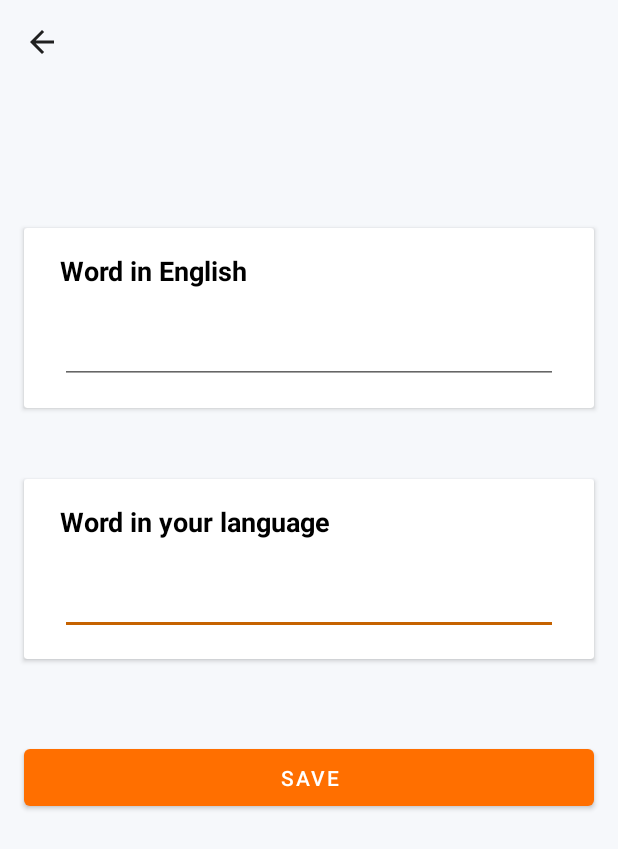
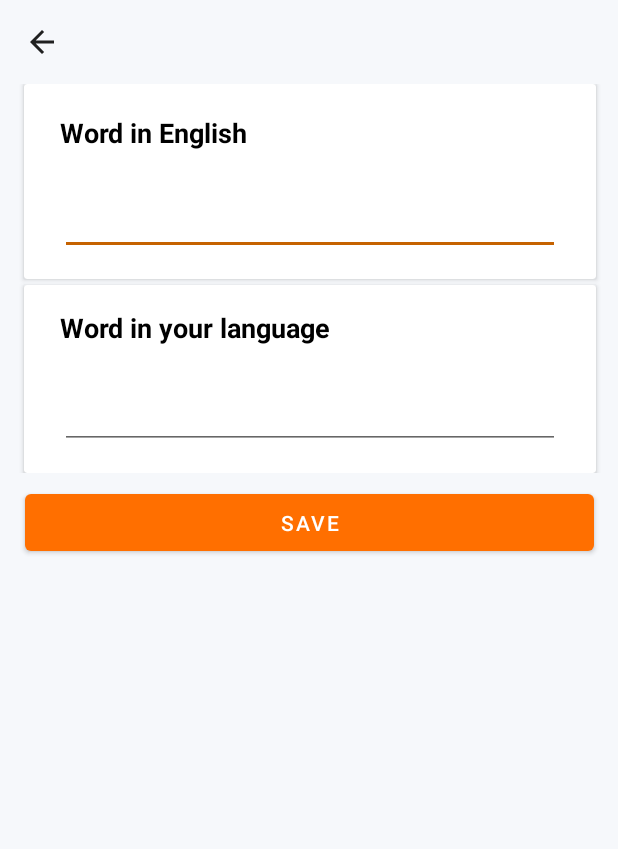
Before and after one commit to sang-ng/DictionaryMaker, an Android app: the AddWordActivity screen opened directly, with no data from a screen before it, on a phone screen of 412 x 824 dp. Shown: the top 849 px of the screen. Run offline under Robolectric (Android 15) with nearby library versions, the light colour scheme and no system bars; Roboto replaces fonts that are not available here.

Commit message:
- removed unnecessary code - updated activity_add_word layout: you had to close keyboard to save word

```diff
--- a/app/src/main/java/com/example/android/vocabularyapp/repository/CategoryRepository.kt
+++ b/app/src/main/java/com/example/android/vocabularyapp/repository/CategoryRepository.kt
@@ -21,22 +21,16 @@ class CategoryRepository(private val dao: CategoryDao) {
         return dao.getAllCategories()
     }
 
-    suspend fun addCategory(category: CategoryDb) {
-        withContext(Dispatchers.IO) {
+    fun addCategory(category: CategoryDb) {
             dao.addCategory(category)
-        }
     }
 
-    suspend fun updateCategory(category: Category) {
-        withContext(Dispatchers.IO) {
+    fun updateCategory(category: Category) {
             dao.updateCategory(category.toDatabaseModel())
-        }
     }
 
-    suspend fun deleteCategory(category: Category) {
-        withContext(Dispatchers.IO) {
+    fun deleteCategory(category: Category) {
             dao.deleteCategory(category.toDatabaseModel())
-        }
     }
 
     fun searchDatabase(searchQuery: String): LiveData<List<CategoryDb>> {
--- a/app/src/main/res/layout/activity_add_word.xml
+++ b/app/src/main/res/layout/activity_add_word.xml
@@ -7,81 +7,27 @@
     android:background="#F6F8FB"
     tools:context=".ui.addWord.AddWordActivity">
 
-    <androidx.appcompat.widget.Toolbar
-        android:id="@+id/add_toolbar"
-        android:layout_width="match_parent"
-        android:layout_height="wrap_content"
-        android:background="@color/app_background_color"
-        android:minHeight="?attr/actionBarSize"
-        android:theme="?attr/actionBarTheme"
+    <LinearLayout
+        android:id="@+id/linearLayout2"
+        android:layout_width="413dp"
+        android:layout_height="259dp"
+        android:orientation="vertical"
         app:layout_constraintEnd_toEndOf="parent"
         app:layout_constraintStart_toStartOf="parent"
-        app:layout_constraintTop_toTopOf="parent" />
+        app:layout_constraintTop_toBottomOf="@+id/add_toolbar">
 
         <androidx.cardview.widget.CardView
-        android:layout_width="0dp"
-        android:layout_height="120dp"
+            android:id="@+id/cardView"
+            android:layout_width="match_parent"
+            android:layout_height="match_parent"
             android:layout_marginStart="@dimen/margin_normal"
             android:layout_marginEnd="@dimen/margin_normal"
-        app:layout_constraintBottom_toBottomOf="parent"
-        app:layout_constraintEnd_toEndOf="parent"
-        app:layout_constraintHorizontal_bias="1.0"
-        app:layout_constraintStart_toStartOf="parent"
-        app:layout_constraintTop_toTopOf="parent"
-        app:layout_constraintVertical_bias="0.454">
+            android:layout_weight="1">
 
             <androidx.constraintlayout.widget.ConstraintLayout
                 android:layout_width="match_parent"
-            android:layout_height="120dp">
-
-            <EditText
-                android:id="@+id/add_word_name"
-                android:layout_width="0dp"
-                android:layout_height="50dp"
-                android:layout_marginStart="24dp"
-                android:layout_marginTop="62dp"
-                android:layout_marginEnd="24dp"
-                android:layout_marginBottom="@dimen/margin_normal"
-                android:ems="10"
-                android:inputType="textMultiLine|text"
-                app:layout_constraintBottom_toBottomOf="parent"
-                app:layout_constraintEnd_toEndOf="parent"
-                app:layout_constraintHorizontal_bias="0.0"
-                app:layout_constraintStart_toStartOf="parent"
-                app:layout_constraintTop_toBottomOf="@+id/new_word"
-                app:layout_constraintVertical_bias="1.0" />
-
-            <TextView
-                android:id="@+id/new_word"
-                android:layout_width="wrap_content"
-                android:layout_height="wrap_content"
-                android:layout_marginStart="@dimen/margin_medium"
-                android:layout_marginTop="@dimen/margin_normal"
-                android:text="Word in your language"
-                android:textSize="18sp"
-                android:textStyle="bold"
-                app:layout_constraintStart_toStartOf="parent"
-                app:layout_constraintTop_toTopOf="parent" />
-        </androidx.constraintlayout.widget.ConstraintLayout>
-
-    </androidx.cardview.widget.CardView>
-
-    <androidx.cardview.widget.CardView
-        android:id="@+id/cardView"
-        android:layout_width="0dp"
-        android:layout_height="120dp"
-        android:layout_marginStart="@dimen/margin_normal"
-        android:layout_marginEnd="@dimen/margin_normal"
-        app:layout_constraintBottom_toBottomOf="parent"
-        app:layout_constraintEnd_toEndOf="parent"
-        app:layout_constraintHorizontal_bias="0.0"
-        app:layout_constraintStart_toStartOf="parent"
-        app:layout_constraintTop_toTopOf="parent"
-        app:layout_constraintVertical_bias="0.216">
-
-        <androidx.constraintlayout.widget.ConstraintLayout
-            android:layout_width="match_parent"
-            android:layout_height="match_parent">
+                android:layout_height="match_parent"
+                android:layout_marginTop="@dimen/margin_very_small">
 
                 <TextView
                     android:id="@+id/translation"
@@ -106,25 +52,122 @@
                     android:inputType="textMultiLine|text"
                     app:layout_constraintBottom_toBottomOf="parent"
                     app:layout_constraintEnd_toEndOf="parent"
-                app:layout_constraintStart_toStartOf="parent" />
+                    app:layout_constraintStart_toStartOf="parent"
+                    tools:ignore="SpeakableTextPresentCheck" />
             </androidx.constraintlayout.widget.ConstraintLayout>
 
         </androidx.cardview.widget.CardView>
 
+        <androidx.cardview.widget.CardView
+            android:layout_width="match_parent"
+            android:layout_height="match_parent"
+            android:layout_marginStart="@dimen/margin_normal"
+            android:layout_marginTop="@dimen/margin_very_small"
+            android:layout_marginEnd="@dimen/margin_normal"
+            android:layout_weight="1">
+
+            <androidx.constraintlayout.widget.ConstraintLayout
+                android:layout_width="match_parent"
+                android:layout_height="match_parent">
+
+                <TextView
+                    android:id="@+id/new_word"
+                    android:layout_width="wrap_content"
+                    android:layout_height="wrap_content"
+                    android:layout_marginStart="@dimen/margin_medium"
+                    android:layout_marginTop="@dimen/margin_normal"
+                    android:text="Word in your language"
+                    android:textSize="18sp"
+                    android:textStyle="bold"
+                    app:layout_constraintStart_toStartOf="parent"
+                    app:layout_constraintTop_toTopOf="parent" />
+
+                <EditText
+                    android:id="@+id/add_word_name"
+                    android:layout_width="0dp"
+                    android:layout_height="50dp"
+                    android:layout_marginStart="@dimen/margin_medium"
+                    android:layout_marginEnd="@dimen/margin_medium"
+                    android:layout_marginBottom="@dimen/margin_normal"
+                    android:ems="10"
+                    android:inputType="textMultiLine|text"
+                    app:layout_constraintBottom_toBottomOf="parent"
+                    app:layout_constraintEnd_toEndOf="parent"
+                    app:layout_constraintStart_toStartOf="parent"
+                    tools:ignore="SpeakableTextPresentCheck" />
+            </androidx.constraintlayout.widget.ConstraintLayout>
+
+        </androidx.cardview.widget.CardView>
+
+<!--        <androidx.cardview.widget.CardView-->
+<!--            android:layout_width="match_parent"-->
+<!--            android:layout_height="match_parent"-->
+<!--            android:layout_marginStart="@dimen/margin_normal"-->
+<!--            android:layout_marginTop="@dimen/margin_normal"-->
+<!--            android:layout_marginEnd="@dimen/margin_normal"-->
+<!--            android:layout_weight="1"-->
+<!--            android:visibility="gone">-->
+
+<!--            <androidx.constraintlayout.widget.ConstraintLayout-->
+<!--                android:layout_width="match_parent"-->
+<!--                android:layout_height="match_parent">-->
+
+<!--                <EditText-->
+<!--                    android:id="@+id/add_word_name"-->
+<!--                    android:layout_width="0dp"-->
+<!--                    android:layout_height="50dp"-->
+<!--                    android:layout_marginStart="@dimen/margin_medium"-->
+<!--                    android:layout_marginEnd="@dimen/margin_medium"-->
+<!--                    android:layout_marginBottom="@dimen/margin_normal"-->
+<!--                    android:ems="10"-->
+<!--                    android:inputType="textMultiLine|text"-->
+<!--                    app:layout_constraintBottom_toBottomOf="parent"-->
+<!--                    app:layout_constraintEnd_toEndOf="parent"-->
+<!--                    app:layout_constraintHorizontal_bias="0.0"-->
+<!--                    app:layout_constraintStart_toStartOf="parent"-->
+<!--                    app:layout_constraintTop_toBottomOf="@+id/new_word"-->
+<!--                    app:layout_constraintVertical_bias="1.0"-->
+<!--                    tools:ignore="SpeakableTextPresentCheck" />-->
+
+<!--                <TextView-->
+<!--                    android:id="@+id/new_word"-->
+<!--                    android:layout_width="wrap_content"-->
+<!--                    android:layout_height="wrap_content"-->
+<!--                    android:layout_marginStart="@dimen/margin_medium"-->
+<!--                    android:layout_marginTop="@dimen/margin_normal"-->
+<!--                    android:text="Word in your language"-->
+<!--                    android:textSize="18sp"-->
+<!--                    android:textStyle="bold"-->
+<!--                    app:layout_constraintStart_toStartOf="parent"-->
+<!--                    app:layout_constraintTop_toTopOf="parent" />-->
+<!--            </androidx.constraintlayout.widget.ConstraintLayout>-->
+
+<!--        </androidx.cardview.widget.CardView>-->
+
+    </LinearLayout>
+
+    <androidx.appcompat.widget.Toolbar
+        android:id="@+id/add_toolbar"
+        android:layout_width="match_parent"
+        android:layout_height="wrap_content"
+        android:background="@color/app_background_color"
+        android:minHeight="?attr/actionBarSize"
+        android:theme="?attr/actionBarTheme"
+        app:layout_constraintEnd_toEndOf="parent"
+        app:layout_constraintStart_toStartOf="parent"
+        app:layout_constraintTop_toTopOf="parent" />
+
     <Button
         android:id="@+id/add_word_btn"
-        android:layout_width="0dp"
+        android:layout_width="379dp"
         android:layout_height="50dp"
         android:layout_marginStart="@dimen/margin_normal"
+        android:layout_marginTop="@dimen/margin_small"
         android:layout_marginEnd="@dimen/margin_normal"
-        android:layout_marginBottom="100dp"
         android:text="@string/save"
         app:backgroundTint="@color/app_main_color"
-        app:layout_constraintBottom_toBottomOf="parent"
         app:layout_constraintEnd_toEndOf="parent"
-        app:layout_constraintHorizontal_bias="0.0"
         app:layout_constraintStart_toStartOf="parent"
-        app:layout_constraintTop_toBottomOf="@+id/cardView"
-        app:layout_constraintVertical_bias="0.55" />
+        app:layout_constraintTop_toBottomOf="@+id/linearLayout2" />
 
 </androidx.constraintlayout.widget.ConstraintLayout>
--- a/app/src/main/res/values/dimens.xml
+++ b/app/src/main/res/values/dimens.xml
@@ -4,4 +4,5 @@
     <dimen name="margin_medium">24dp</dimen>
     <dimen name="padding_normal">16dp</dimen>
     <dimen name="margin_very_small">4dp</dimen>
+    <dimen name="margin_small">8dp</dimen>
 </resources>
```
Lines whose indentation alone changed are shown as unchanged.
